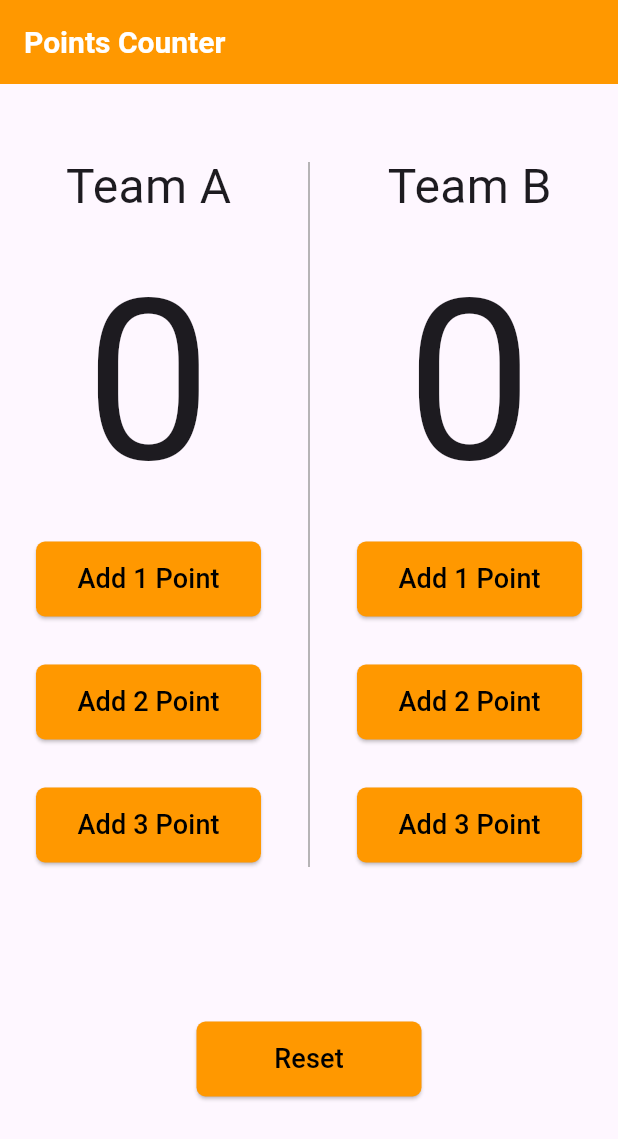
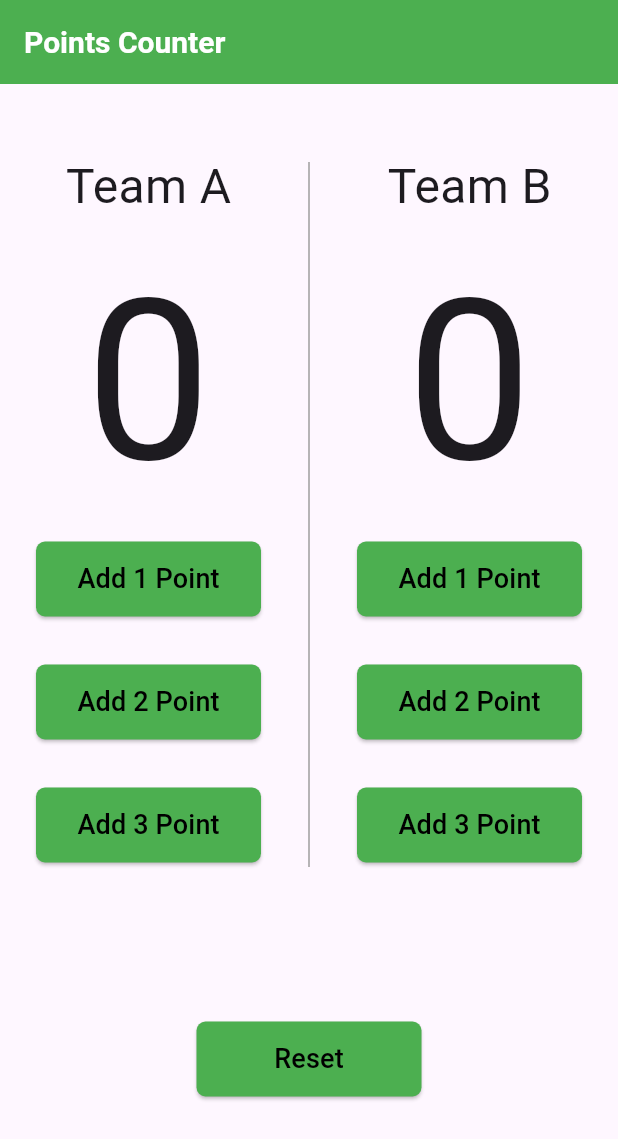
Before and after one commit to AbdulazizAlWadhaf/Points-Counter-App, a Flutter app: the screen it shows after launch, on a phone screen of 412 x 824 dp. Shown: the top 1139 px of the screen. Run offline on Flutter 3.47's test engine with Material 3 defaults, Android fonts, the phone set to English and light mode, and no system bars.

Commit message:
App Done

```diff
--- a/lib/main.dart
+++ b/lib/main.dart
@@ -4,15 +4,24 @@ void main() {
   runApp(PointsCounter());
 }
 
-class PointsCounter extends StatelessWidget {
-  const PointsCounter({super.key});
+class PointsCounter extends StatefulWidget {
+
+  @override
+  State<PointsCounter> createState() => _PointsCounterState();
+}
+
+class _PointsCounterState extends State<PointsCounter> {
+  int teamAPoints = 0;
+
+  int teamBPoints = 0;
 
   @override
   Widget build(BuildContext context) {
     return MaterialApp(
+      debugShowCheckedModeBanner: false,
       home: Scaffold(
         appBar: AppBar(
-          backgroundColor: Colors.orange,
+          backgroundColor: Colors.green,
           title: Text(
             'Points Counter',
             style: TextStyle(
@@ -33,16 +42,20 @@ class PointsCounter extends StatelessWidget {
                 Column(
                   children: [
                     Text('Team A', style: TextStyle(fontSize: 32)),
-                    Text('0', style: TextStyle(fontSize: 150)),
+                    Text('$teamAPoints', style: TextStyle(fontSize: 150)),
                     ElevatedButton(
                       style: ElevatedButton.styleFrom(
-                        backgroundColor: Colors.orange,
+                        backgroundColor: Colors.green,
                         shape: RoundedRectangleBorder(
                           borderRadius: BorderRadius.circular(6),
                         ),
                         minimumSize: Size(150, 50),
                       ),
-                      onPressed: () {},
+                      onPressed: () {
+                        setState(() {
+                          teamAPoints++;
+                        });
+                      },
                       child: Text(
                         'Add 1 Point',
                         style: TextStyle(color: Colors.black, fontSize: 18),
@@ -51,13 +64,17 @@ class PointsCounter extends StatelessWidget {
                     const SizedBox(height: 32),
                     ElevatedButton(
                       style: ElevatedButton.styleFrom(
-                        backgroundColor: Colors.orange,
+                        backgroundColor: Colors.green,
                         shape: RoundedRectangleBorder(
                           borderRadius: BorderRadius.circular(6),
                         ),
                         minimumSize: Size(150, 50),
                       ),
-                      onPressed: () {},
+                      onPressed: () {
+                        setState(() {
+                          teamAPoints+=2;
+                        });
+                      },
                       child: Text(
                         'Add 2 Point',
                         style: TextStyle(color: Colors.black, fontSize: 18),
@@ -66,13 +83,17 @@ class PointsCounter extends StatelessWidget {
                     const SizedBox(height: 32),
                     ElevatedButton(
                       style: ElevatedButton.styleFrom(
-                        backgroundColor: Colors.orange,
+                        backgroundColor: Colors.green,
                         shape: RoundedRectangleBorder(
                           borderRadius: BorderRadius.circular(6),
                         ),
                         minimumSize: Size(150, 50),
                       ),
-                      onPressed: () {},
+                      onPressed: () {
+                        setState(() {
+                          teamAPoints+=3;
+                        });
+                      },
                       child: Text(
                         'Add 3 Point',
                         style: TextStyle(color: Colors.black, fontSize: 18),
@@ -92,16 +113,20 @@ class PointsCounter extends StatelessWidget {
                 Column(
                   children: [
                     Text('Team B', style: TextStyle(fontSize: 32)),
-                    Text('0', style: TextStyle(fontSize: 150)),
+                    Text('$teamBPoints', style: TextStyle(fontSize: 150)),
                     ElevatedButton(
                       style: ElevatedButton.styleFrom(
-                        backgroundColor: Colors.orange,
+                        backgroundColor: Colors.green,
                         shape: RoundedRectangleBorder(
                           borderRadius: BorderRadius.circular(6),
                         ),
                         minimumSize: Size(150, 50),
                       ),
-                      onPressed: () {},
+                      onPressed: () {
+                        setState(() {
+                          teamBPoints++;
+                        });
+                      },
                       child: Text(
                         'Add 1 Point',
                         style: TextStyle(color: Colors.black, fontSize: 18),
@@ -110,13 +135,17 @@ class PointsCounter extends StatelessWidget {
                     const SizedBox(height: 32),
                     ElevatedButton(
                       style: ElevatedButton.styleFrom(
-                        backgroundColor: Colors.orange,
+                        backgroundColor: Colors.green,
                         shape: RoundedRectangleBorder(
                           borderRadius: BorderRadius.circular(6),
                         ),
                         minimumSize: Size(150, 50),
                       ),
-                      onPressed: () {},
+                      onPressed: () {
+                        setState(() {
+                          teamBPoints+=2;
+                        });
+                      },
                       child: Text(
                         'Add 2 Point',
                         style: TextStyle(color: Colors.black, fontSize: 18),
@@ -125,13 +154,17 @@ class PointsCounter extends StatelessWidget {
                     const SizedBox(height: 32),
                     ElevatedButton(
                       style: ElevatedButton.styleFrom(
-                        backgroundColor: Colors.orange,
+                        backgroundColor: Colors.green,
                         shape: RoundedRectangleBorder(
                           borderRadius: BorderRadius.circular(6),
                         ),
                         minimumSize: Size(150, 50),
                       ),
-                      onPressed: () {},
+                      onPressed: () {
+                        setState(() {
+                          teamBPoints+=3;
+                        });
+                      },
                       child: Text(
                         'Add 3 Point',
                         style: TextStyle(color: Colors.black, fontSize: 18),
@@ -144,13 +177,18 @@ class PointsCounter extends StatelessWidget {
             Spacer(),
             ElevatedButton(
               style: ElevatedButton.styleFrom(
-                backgroundColor: Colors.orange,
+                backgroundColor: Colors.green,
                 shape: RoundedRectangleBorder(
                   borderRadius: BorderRadius.circular(6),
                 ),
                 minimumSize: Size(150, 50),
               ),
-              onPressed: () {},
+              onPressed: () {
+                setState(() {
+                  teamAPoints = 0;
+                  teamBPoints = 0;
+                });
+              },
               child: Text(
                 'Reset',
                 style: TextStyle(color: Colors.black, fontSize: 18),
```
